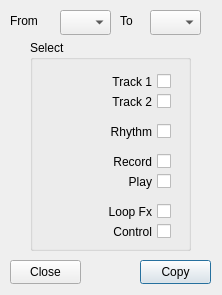
dfleury2/boss-rc500-editor, file sources/BossRc500/Designer/Boss-rc500-copy.ui: the form before one commit.
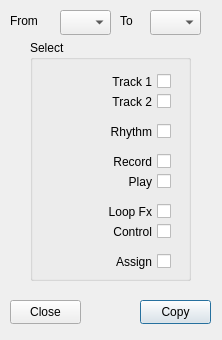
The form after the commit.

Commit message: Add ASSIGN section in Advanced copy mode

```diff
--- a/sources/BossRc500/Designer/Boss-rc500-copy.ui
+++ b/sources/BossRc500/Designer/Boss-rc500-copy.ui
@@ -7,7 +7,7 @@
     <x>0</x>
     <y>0</y>
     <width>222</width>
-    <height>295</height>
+    <height>340</height>
    </rect>
   </property>
   <property name="windowTitle">
@@ -19,7 +19,7 @@
      <x>30</x>
      <y>40</y>
      <width>161</width>
-     <height>211</height>
+     <height>241</height>
     </rect>
    </property>
    <property name="title">
@@ -137,12 +137,28 @@
      <string>Control</string>
     </property>
    </widget>
+   <widget class="QCheckBox" name="copy_Assign">
+    <property name="geometry">
+     <rect>
+      <x>10</x>
+      <y>210</y>
+      <width>131</width>
+      <height>23</height>
+     </rect>
+    </property>
+    <property name="layoutDirection">
+     <enum>Qt::RightToLeft</enum>
+    </property>
+    <property name="text">
+     <string>Assign</string>
+    </property>
+   </widget>
   </widget>
   <widget class="QPushButton" name="button_Copy">
    <property name="geometry">
     <rect>
      <x>140</x>
-     <y>260</y>
+     <y>300</y>
      <width>71</width>
      <height>24</height>
     </rect>
@@ -155,7 +171,7 @@
    <property name="geometry">
     <rect>
      <x>10</x>
-     <y>260</y>
+     <y>300</y>
      <width>71</width>
      <height>24</height>
     </rect>
```
The commit also changes 2 other files.
